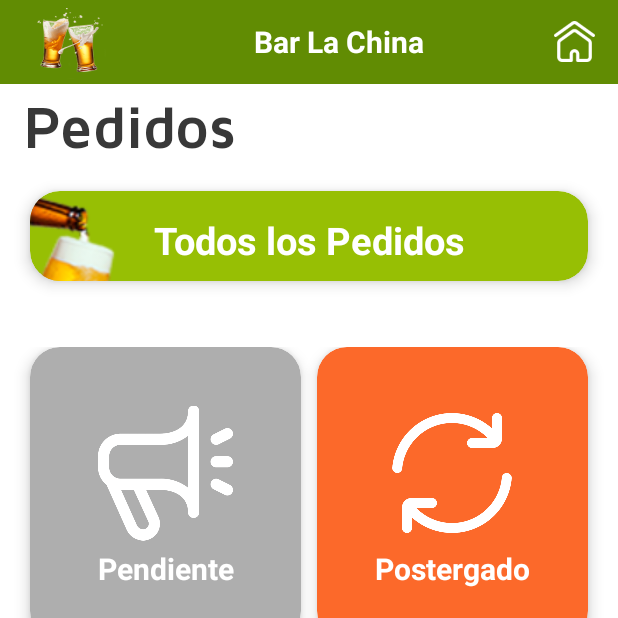
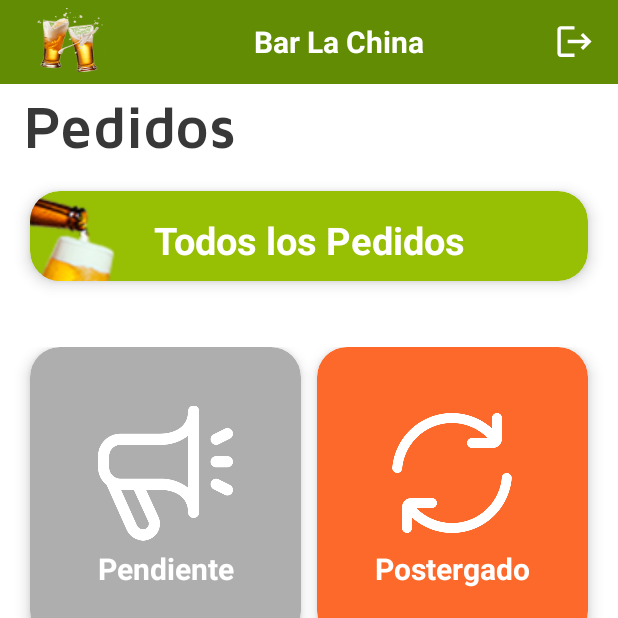
Before and after one commit to SebastianRodriguez14/bar-android, an Android app: the MenuActivity screen opened directly, with no data from a screen before it, on a phone screen of 412 x 824 dp, the top half of it. Run offline under Robolectric (Android 15) with nearby library versions, the phone set to English and light mode, and no system bars.

Commit message:
retornar al login desde el menu activity

```diff
--- a/app/src/main/java/idat/com/bar_android/MenuActivity.java
+++ b/app/src/main/java/idat/com/bar_android/MenuActivity.java
@@ -2,7 +2,9 @@ package idat.com.bar_android;
 
 import android.content.Intent;
 import android.os.Bundle;
+import android.util.Log;
 import android.view.View;
+import android.widget.ImageView;
 
 import androidx.appcompat.app.AppCompatActivity;
 import androidx.cardview.widget.CardView;
@@ -18,7 +20,7 @@ import idat.com.bar_android.fragments.PostponedOrderFragment;
 public class MenuActivity extends AppCompatActivity {
 
     CardView cardViewAll,cardViewPend,cardViewPost,cardViewEntre,cardViewCanc;
-
+    ImageView homeImageButton;
 
     @Override
     protected void onCreate(Bundle savedInstanceState) {
@@ -30,7 +32,8 @@ public class MenuActivity extends AppCompatActivity {
         cardViewPost = findViewById(R.id.CardPostergado);
         cardViewEntre = findViewById(R.id.CardEntregado);
         cardViewCanc = findViewById(R.id.CardCancelado);
-
+        homeImageButton = findViewById(R.id.home_button);
+        homeImageButton.setBackgroundResource(R.drawable.ic_baseline_logout_24);
 
         cardViewAll.setOnClickListener(enterToFragmentOrders(new AllOrderFragment(), 1));
 
@@ -41,6 +44,15 @@ public class MenuActivity extends AppCompatActivity {
         cardViewEntre.setOnClickListener(enterToFragmentOrders(new DeliveredOrderFragment(), 4));
 
         cardViewCanc.setOnClickListener(enterToFragmentOrders(new CancelledOrderFragment(), 5));
+
+        homeImageButton.setOnClickListener(new View.OnClickListener() {
+            @Override
+            public void onClick(View v) {
+                startActivity(new Intent(MenuActivity.this, LoginActivity.class));
+            }
+        });
+
+
     }
 
     private View.OnClickListener enterToFragmentOrders(Fragment fragment, Integer id){
--- /dev/null
+++ b/app/src/main/res/drawable/ic_baseline_logout_24.xml
@@ -0,0 +1,5 @@
+<vector android:autoMirrored="true" android:height="24dp"
+    android:tint="#FFFFFF" android:viewportHeight="24"
+    android:viewportWidth="24" android:width="24dp" xmlns:android="http://schemas.android.com/apk/res/android">
+    <path android:fillColor="@android:color/white" android:pathData="M17,7l-1.41,1.41L18.17,11H8v2h10.17l-2.58,2.58L17,17l5,-5zM4,5h8V3H4c-1.1,0 -2,0.9 -2,2v14c0,1.1 0.9,2 2,2h8v-2H4V5z"/>
+</vector>
```
